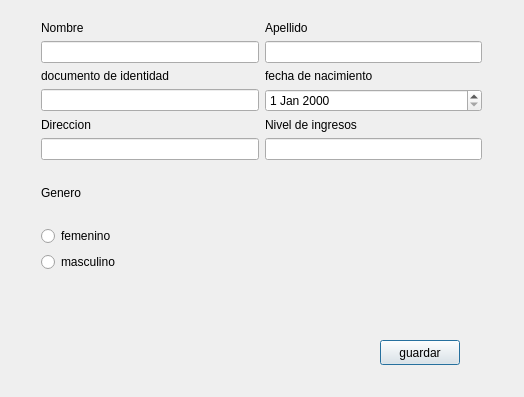
Above: PA/regpc.ui from keisy43/superproyecto_alse before the change. Below: the same form after it.
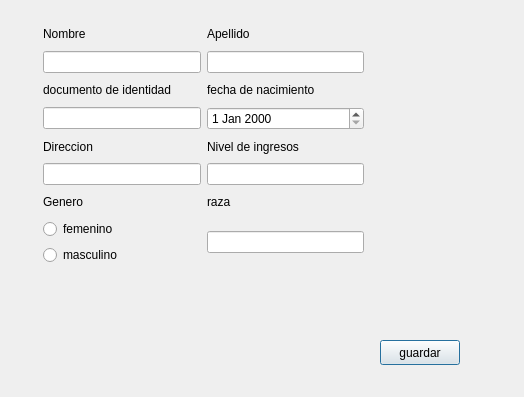
That is the form after the change.

What changed in the file:
```diff
--- a/PA/regpc.ui
+++ b/PA/regpc.ui
@@ -29,87 +29,88 @@
   <widget class="QWidget" name="">
    <property name="geometry">
     <rect>
-     <x>41</x>
-     <y>21</y>
-     <width>441</width>
-     <height>251</height>
+     <x>43</x>
+     <y>23</y>
+     <width>321</width>
+     <height>242</height>
     </rect>
    </property>
-   <layout class="QGridLayout" name="gridLayout_2">
-    <item row="0" column="0">
      <layout class="QGridLayout" name="gridLayout">
-      <item row="3" column="0">
+    <item row="0" column="0">
+     <widget class="QLabel" name="label">
+      <property name="text">
+       <string>Nombre</string>
+      </property>
+     </widget>
+    </item>
+    <item row="0" column="1">
+     <widget class="QLabel" name="label_2">
+      <property name="text">
+       <string>Apellido</string>
+      </property>
+     </widget>
+    </item>
+    <item row="1" column="0">
+     <widget class="QLineEdit" name="nombrep"/>
+    </item>
+    <item row="1" column="1">
+     <widget class="QLineEdit" name="apellidop"/>
+    </item>
+    <item row="2" column="0">
        <widget class="QLabel" name="label_3">
         <property name="text">
          <string>documento de identidad </string>
         </property>
        </widget>
       </item>
-      <item row="4" column="1">
-       <widget class="QDateEdit" name="dateEdit"/>
-      </item>
-      <item row="4" column="0">
-       <widget class="QLineEdit" name="docidtp"/>
-      </item>
-      <item row="3" column="1">
+    <item row="2" column="1">
        <widget class="QLabel" name="label_4">
         <property name="text">
          <string>fecha de nacimiento</string>
         </property>
        </widget>
       </item>
-      <item row="2" column="1">
-       <widget class="QLineEdit" name="apellidop"/>
-      </item>
-      <item row="5" column="0">
+    <item row="3" column="0">
+     <widget class="QLineEdit" name="docidtp"/>
+    </item>
+    <item row="3" column="1">
+     <widget class="QDateEdit" name="dateEdit"/>
+    </item>
+    <item row="4" column="0">
        <widget class="QLabel" name="label_5">
         <property name="text">
          <string>Direccion</string>
         </property>
        </widget>
       </item>
-      <item row="5" column="1">
+    <item row="4" column="1">
        <widget class="QLabel" name="label_7">
         <property name="text">
          <string>Nivel de ingresos </string>
         </property>
        </widget>
       </item>
-      <item row="6" column="0">
+    <item row="5" column="0">
        <widget class="QLineEdit" name="direccion"/>
       </item>
-      <item row="6" column="1">
+    <item row="5" column="1">
        <widget class="QLineEdit" name="niveling"/>
       </item>
-      <item row="2" column="0">
-       <widget class="QLineEdit" name="nombrep"/>
-      </item>
-      <item row="0" column="1">
-       <widget class="QLabel" name="label_2">
-        <property name="text">
-         <string>Apellido</string>
-        </property>
-       </widget>
-      </item>
-      <item row="0" column="0">
-       <widget class="QLabel" name="label">
-        <property name="text">
-         <string>Nombre</string>
-        </property>
-       </widget>
-      </item>
-     </layout>
-    </item>
-    <item row="1" column="0">
-     <layout class="QVBoxLayout" name="verticalLayout_2">
-      <item>
+    <item row="6" column="0">
        <widget class="QLabel" name="label_6">
         <property name="text">
          <string>Genero </string>
         </property>
        </widget>
       </item>
-      <item>
+    <item row="6" column="1">
+     <widget class="QLabel" name="raza">
+      <property name="text">
+       <string>raza</string>
+      </property>
+     </widget>
+    </item>
+    <item row="7" column="0">
        <layout class="QVBoxLayout" name="verticalLayout">
         <item>
          <widget class="QRadioButton" name="radioButton">
@@ -127,7 +128,8 @@
         </item>
        </layout>
       </item>
-     </layout>
+    <item row="7" column="1">
+     <widget class="QLineEdit" name="raza_2"/>
     </item>
    </layout>
   </widget>
```
Left out of the diff: 2 changed lines with no effect on the pictures. Lines whose indentation alone changed are shown as unchanged.
